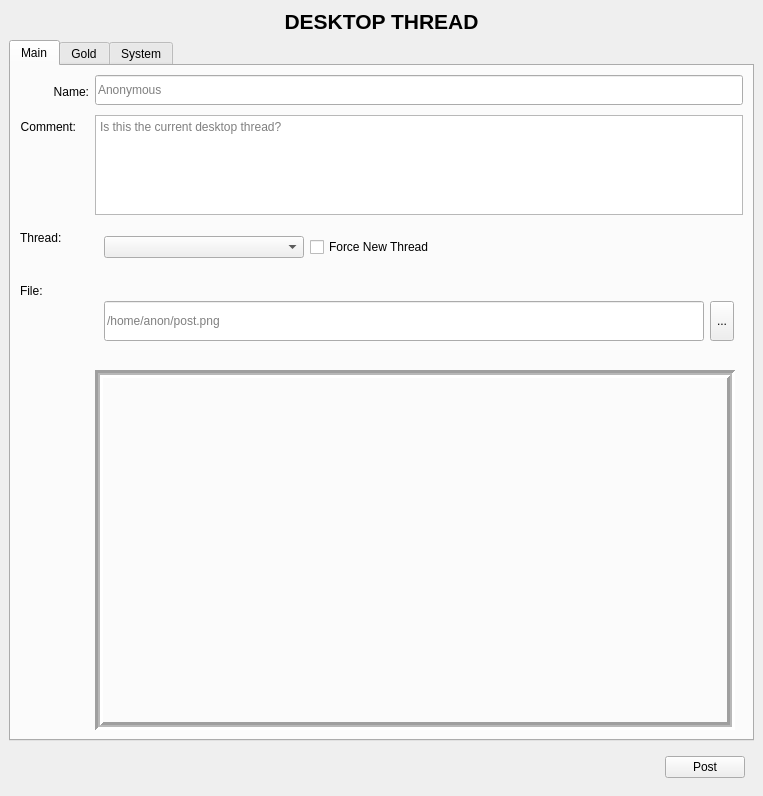
TidOS/QtDesktopThread, file QtDesktopThread.ui: the form before one commit.
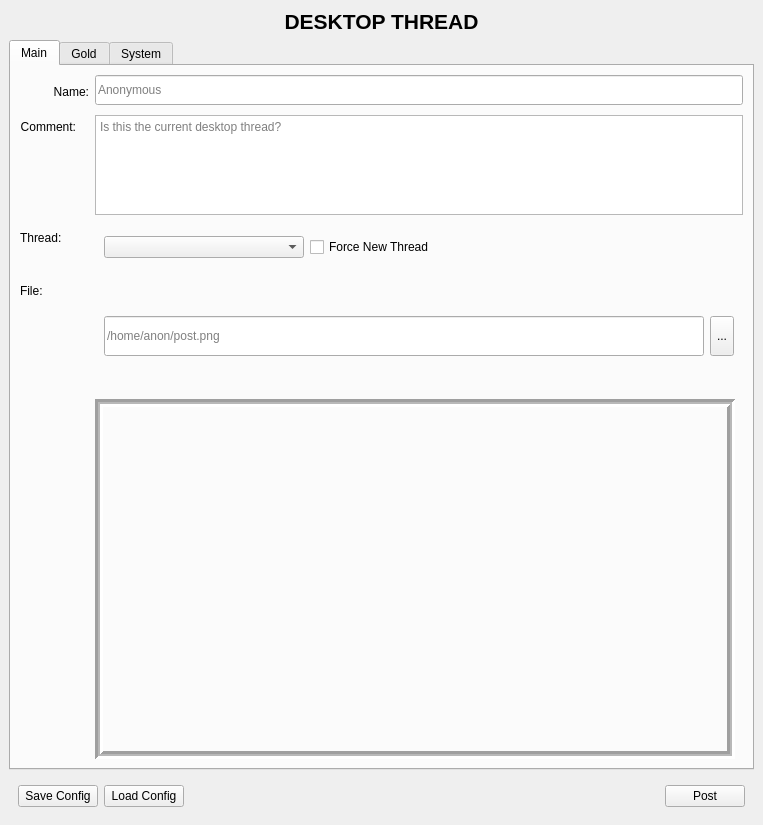
The form after the commit. The open tabs and pages were chosen to show the change. Icons and pictures are not drawn.

Commit message: mostly working I think

```diff
--- a/QtDesktopThread.ui
+++ b/QtDesktopThread.ui
@@ -8,7 +8,7 @@
     <x>0</x>
     <y>0</y>
     <width>763</width>
-    <height>796</height>
+    <height>825</height>
    </rect>
   </property>
   <property name="windowTitle">
@@ -583,6 +583,32 @@
        </size>
       </property>
       <layout class="QHBoxLayout" name="horizontalLayout_2">
+       <item>
+        <widget class="QPushButton" name="SaveButton">
+         <property name="sizePolicy">
+          <sizepolicy hsizetype="Fixed" vsizetype="Fixed">
+           <horstretch>0</horstretch>
+           <verstretch>0</verstretch>
+          </sizepolicy>
+         </property>
+         <property name="text">
+          <string>Save Config</string>
+         </property>
+        </widget>
+       </item>
+       <item>
+        <widget class="QPushButton" name="LoadButton">
+         <property name="sizePolicy">
+          <sizepolicy hsizetype="Fixed" vsizetype="Fixed">
+           <horstretch>0</horstretch>
+           <verstretch>0</verstretch>
+          </sizepolicy>
+         </property>
+         <property name="text">
+          <string>Load Config</string>
+         </property>
+        </widget>
+       </item>
        <item>
         <widget class="QLabel" name="PostButtonSpacerLabel">
          <property name="text">
```
Left out of the diff: 21 changed lines with no effect on the pictures. The commit also changes 2 other files.
